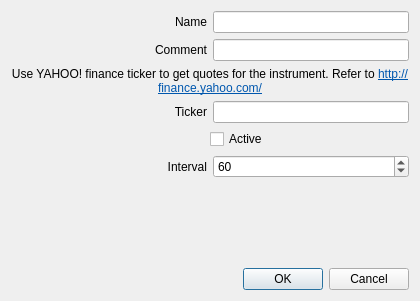
Before: the Qt Designer form sources/extsysmon/extquotes.ui in arcan1s/awesome-widgets, drawn with Qt 5.
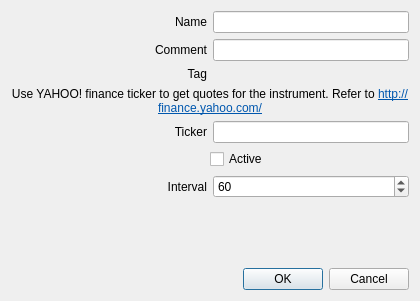
After: the same form once the commit is applied.

The edit to the form file:
```diff
--- a/sources/extsysmon/extquotes.ui
+++ b/sources/extsysmon/extquotes.ui
@@ -60,6 +60,27 @@
      </item>
     </layout>
    </item>
+   <item>
+    <layout class="QHBoxLayout" name="layout_number">
+     <item>
+      <widget class="QLabel" name="label_number">
+       <property name="text">
+        <string>Tag</string>
+       </property>
+       <property name="alignment">
+        <set>Qt::AlignRight|Qt::AlignTrailing|Qt::AlignVCenter</set>
+       </property>
+      </widget>
+     </item>
+     <item>
+      <widget class="QLabel" name="label_numberValue">
+       <property name="text">
+        <string/>
+       </property>
+      </widget>
+     </item>
+    </layout>
+   </item>
    <item>
     <widget class="QLabel" name="label">
      <property name="text">
```
